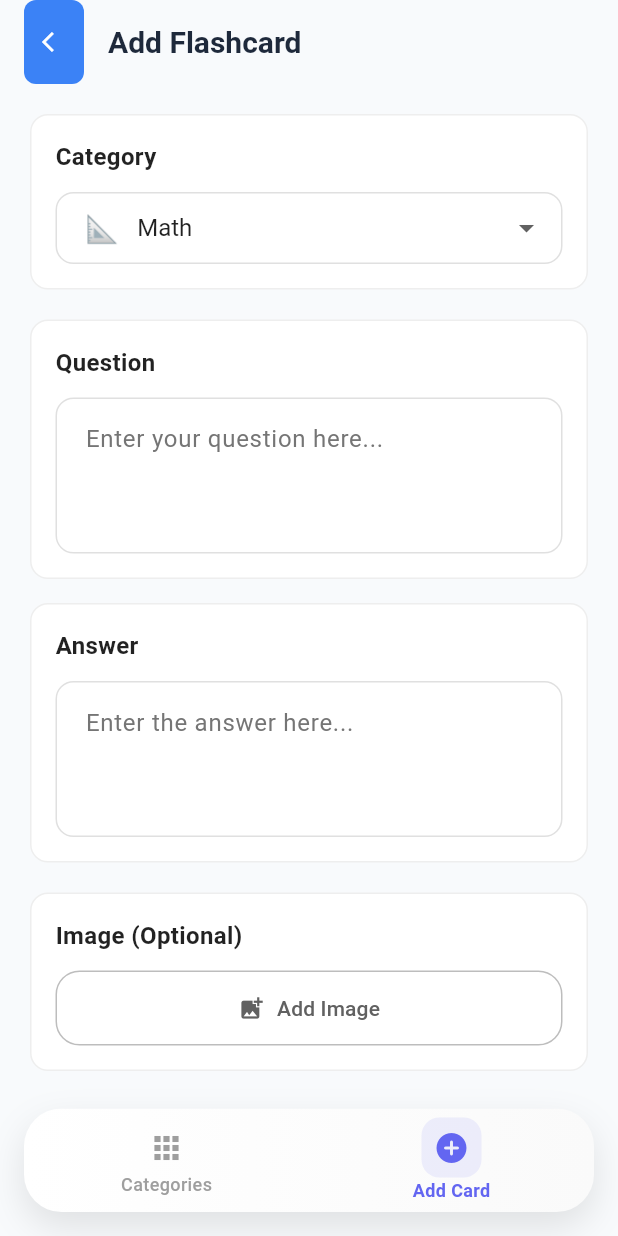
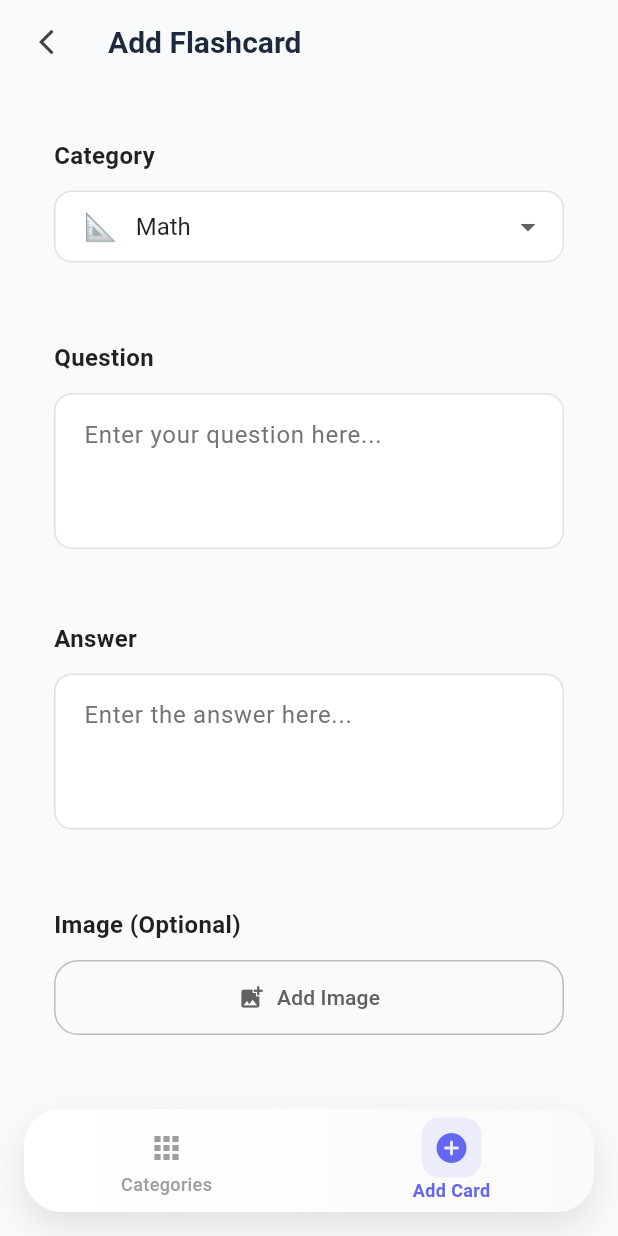
Before and after one commit to Arhaan-P/Quizora, a Flutter app: the screen it shows after launch, item 2 of the bottom bar chosen, on a phone screen of 412 x 824 dp. Run offline on Flutter 3.47's test engine with Material 3 defaults, Android fonts, the phone set to English and light mode, and no system bars; our stand-ins replace flutter_dotenv, image_picker, shared_preferences, sqflite; accounts and stored records are empty.

Commit message:
Add back navigation support to AddFlashcardScreen and update UI styles in CategoriesScreen

```diff
--- a/lib/screens/add_flashcard_screen.dart
+++ b/lib/screens/add_flashcard_screen.dart
@@ -6,7 +6,9 @@ import '../providers/flashcard_provider.dart';
 import '../models/flashcard.dart';
 
 class AddFlashcardScreen extends StatefulWidget {
-  const AddFlashcardScreen({super.key});
+  final VoidCallback? onBackPressed;
+
+  const AddFlashcardScreen({super.key, this.onBackPressed});
 
   @override
   State<AddFlashcardScreen> createState() => _AddFlashcardScreenState();
@@ -118,22 +120,21 @@ class _AddFlashcardScreenState extends State<AddFlashcardScreen> {
         leadingWidth: 56,
         leading: Padding(
           padding: const EdgeInsets.only(left: 16),
-          child: Container(
-            width: 40,
-            height: 40,
-            decoration: BoxDecoration(
-              color: isDark ? const Color(0xFF374151) : const Color(0xFF3B82F6),
-              borderRadius: BorderRadius.circular(8),
-            ),
           child: IconButton(
-              onPressed: () => Navigator.of(context).pop(),
-              icon: const Icon(
+            onPressed: () {
+              // Use the callback if provided, otherwise try to navigate back
+              if (widget.onBackPressed != null) {
+                widget.onBackPressed!();
+              } else {
+                Navigator.of(context).pop();
+              }
+            },
+            icon: Icon(
               Icons.arrow_back_ios,
-                color: Colors.white,
-                size: 16,
+              color: isDark ? Colors.white : Colors.grey[800],
+              size: 20,
             ),
             padding: EdgeInsets.zero,
-            ),
           ),
         ),
       ),
@@ -168,16 +169,7 @@ class _AddFlashcardScreenState extends State<AddFlashcardScreen> {
   Widget _buildCategorySelector() {
     final isDark = Theme.of(context).brightness == Brightness.dark;
 
-    return Container(
-      decoration: BoxDecoration(
-        borderRadius: BorderRadius.circular(12),
-        color: isDark ? Colors.grey[850] : Colors.white,
-        border: Border.all(
-          color: isDark ? Colors.grey[700]! : Colors.grey[200]!,
-          width: 1,
-        ),
-      ),
-      child: Padding(
+    return Padding(
       padding: const EdgeInsets.all(16),
       child: Column(
         crossAxisAlignment: CrossAxisAlignment.start,
@@ -216,13 +208,13 @@ class _AddFlashcardScreenState extends State<AddFlashcardScreen> {
                 ),
               ),
               filled: true,
-                fillColor: isDark ? Colors.grey[800] : Colors.white,
+              fillColor: isDark ? const Color(0xFF2D2D44) : Colors.white,
               contentPadding: const EdgeInsets.symmetric(
                 horizontal: 16,
                 vertical: 12,
               ),
             ),
-              dropdownColor: isDark ? Colors.grey[800] : Colors.white,
+            dropdownColor: isDark ? const Color(0xFF2D2D44) : Colors.white,
             style: TextStyle(
               color: isDark ? Colors.white : Colors.black87,
               fontSize: 16,
@@ -250,23 +242,13 @@ class _AddFlashcardScreenState extends State<AddFlashcardScreen> {
           ),
         ],
       ),
-      ),
     );
   }
 
   Widget _buildQuestionField() {
     final isDark = Theme.of(context).brightness == Brightness.dark;
 
-    return Container(
-      decoration: BoxDecoration(
-        borderRadius: BorderRadius.circular(12),
-        color: isDark ? Colors.grey[850] : Colors.white,
-        border: Border.all(
-          color: isDark ? Colors.grey[700]! : Colors.grey[200]!,
-          width: 1,
-        ),
-      ),
-      child: Padding(
+    return Padding(
       padding: const EdgeInsets.all(16),
       child: Column(
         crossAxisAlignment: CrossAxisAlignment.start,
@@ -313,7 +295,7 @@ class _AddFlashcardScreenState extends State<AddFlashcardScreen> {
                 ),
               ),
               filled: true,
-                fillColor: isDark ? Colors.grey[800] : Colors.white,
+              fillColor: isDark ? const Color(0xFF2D2D44) : Colors.white,
               contentPadding: const EdgeInsets.all(16),
             ),
             maxLines: 3,
@@ -326,23 +308,13 @@ class _AddFlashcardScreenState extends State<AddFlashcardScreen> {
           ),
         ],
       ),
-      ),
     );
   }
 
   Widget _buildAnswerField() {
     final isDark = Theme.of(context).brightness == Brightness.dark;
 
-    return Container(
-      decoration: BoxDecoration(
-        borderRadius: BorderRadius.circular(12),
-        color: isDark ? Colors.grey[850] : Colors.white,
-        border: Border.all(
-          color: isDark ? Colors.grey[700]! : Colors.grey[200]!,
-          width: 1,
-        ),
-      ),
-      child: Padding(
+    return Padding(
       padding: const EdgeInsets.all(16),
       child: Column(
         crossAxisAlignment: CrossAxisAlignment.start,
@@ -389,7 +361,7 @@ class _AddFlashcardScreenState extends State<AddFlashcardScreen> {
                 ),
               ),
               filled: true,
-                fillColor: isDark ? Colors.grey[800] : Colors.white,
+              fillColor: isDark ? const Color(0xFF2D2D44) : Colors.white,
               contentPadding: const EdgeInsets.all(16),
             ),
             maxLines: 3,
@@ -402,23 +374,13 @@ class _AddFlashcardScreenState extends State<AddFlashcardScreen> {
           ),
         ],
       ),
-      ),
     );
   }
 
   Widget _buildImageSection() {
     final isDark = Theme.of(context).brightness == Brightness.dark;
 
-    return Container(
-      decoration: BoxDecoration(
-        borderRadius: BorderRadius.circular(12),
-        color: isDark ? Colors.grey[850] : Colors.white,
-        border: Border.all(
-          color: isDark ? Colors.grey[700]! : Colors.grey[200]!,
-          width: 1,
-        ),
-      ),
-      child: Padding(
+    return Padding(
       padding: const EdgeInsets.all(16),
       child: Column(
         crossAxisAlignment: CrossAxisAlignment.start,
@@ -456,9 +418,7 @@ class _AddFlashcardScreenState extends State<AddFlashcardScreen> {
                     icon: const Icon(Icons.edit),
                     label: const Text('Change Image'),
                     style: OutlinedButton.styleFrom(
-                        foregroundColor: isDark
-                            ? Colors.white
-                            : Colors.grey[700],
+                      foregroundColor: isDark ? Colors.white : Colors.grey[700],
                       side: BorderSide(
                         color: isDark ? Colors.grey[600]! : Colors.grey[400]!,
                       ),
@@ -494,7 +454,6 @@ class _AddFlashcardScreenState extends State<AddFlashcardScreen> {
             ),
           ],
         ],
-        ),
       ),
     );
   }
--- a/lib/screens/home_screen.dart
+++ b/lib/screens/home_screen.dart
@@ -16,9 +16,16 @@ class _HomeScreenState extends State<HomeScreen> with TickerProviderStateMixin {
   int _selectedIndex = 0;
   late AnimationController _animationController;
 
-  final List<Widget> _screens = [
+  List<Widget> get _screens => [
     const CategoriesScreen(),
-    const AddFlashcardScreen(),
+    AddFlashcardScreen(
+      onBackPressed: () {
+        // Navigate to Categories tab when back button is pressed
+        setState(() {
+          _selectedIndex = 0;
+        });
+      },
+    ),
   ];
 
   @override
```
Also changed, not shown: lib/screens/categories_screen.dart (+5 -23 lines). Lines whose indentation alone changed are shown as unchanged.
